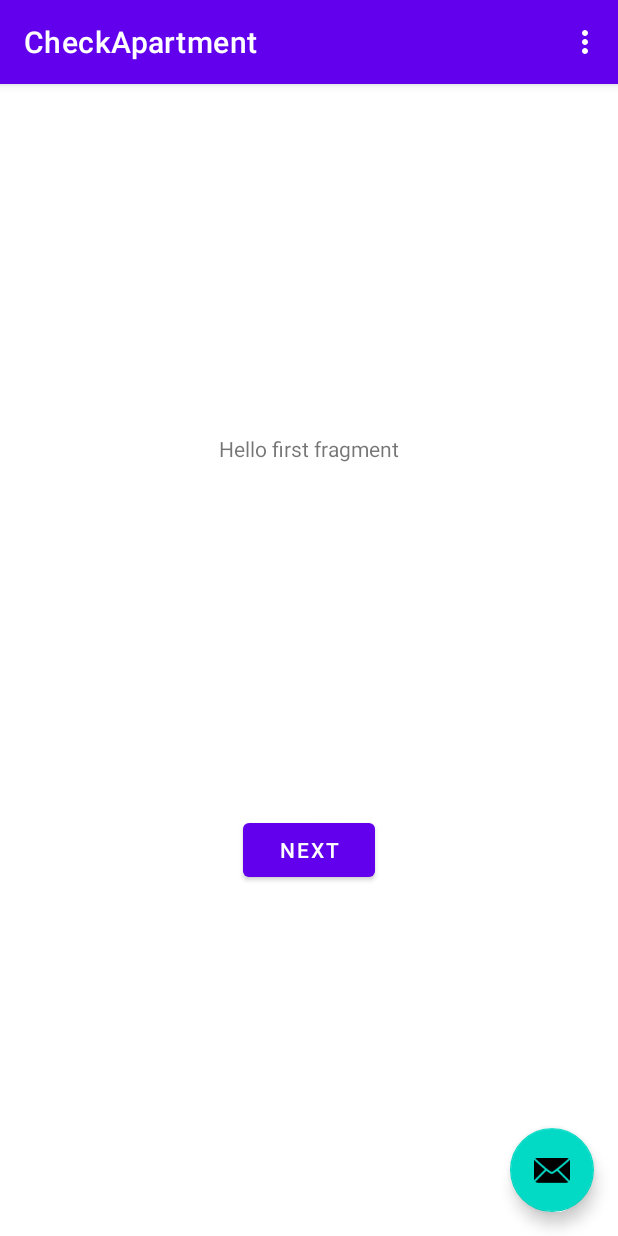
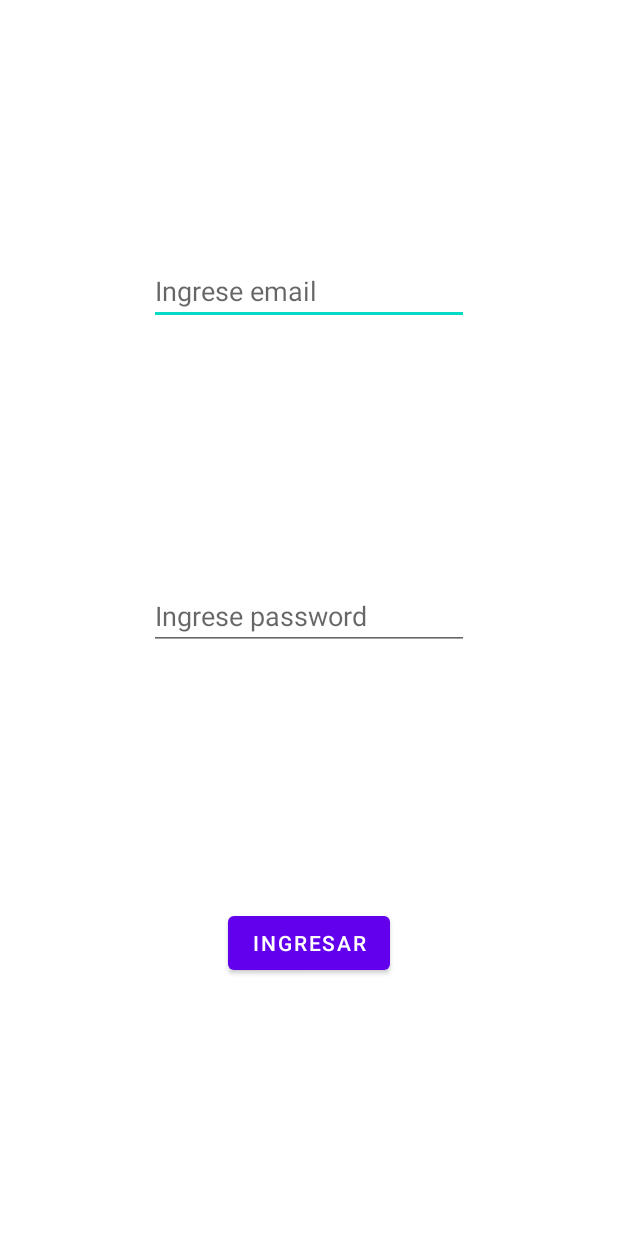
Before and after one commit to geolay/CheckApartmentt, an Android app: the screen it shows after launch (MainActivity before the commit, LoginActivity after it), on a phone screen of 412 x 824 dp. Run offline under Robolectric (Android 15) with nearby library versions, the phone set to English and light mode, and no system bars; 1 statement that could not run was skipped.

Commit message:
Se crean las clases Login y Activity y se agregan las clases MVP para Login.

```diff
--- /dev/null
+++ b/app/src/main/java/com/example/checkapartment/MVPLogin/ILogin.java
@@ -0,0 +1,8 @@
+package com.example.checkapartment.MVPLogin;
+
+public interface ILogin {
+    void validarPassword (String password);
+    String mensajeLoging();
+    int contadorLogin();
+
+}
--- a/app/src/main/res/layout/activity_login.xml
+++ b/app/src/main/res/layout/activity_login.xml
@@ -1,33 +1,46 @@
 <?xml version="1.0" encoding="utf-8"?>
-<androidx.coordinatorlayout.widget.CoordinatorLayout xmlns:android="http://schemas.android.com/apk/res/android"
+<androidx.constraintlayout.widget.ConstraintLayout xmlns:android="http://schemas.android.com/apk/res/android"
     xmlns:app="http://schemas.android.com/apk/res-auto"
     xmlns:tools="http://schemas.android.com/tools"
+    android:id="@+id/coordinatorLayout"
     android:layout_width="match_parent"
     android:layout_height="match_parent"
     tools:context=".LoginActivity">
 
-    <com.google.android.material.appbar.AppBarLayout
-        android:layout_width="match_parent"
-        android:layout_height="wrap_content"
-        android:theme="@style/Theme.CheckApartment.AppBarOverlay">
-
-        <androidx.appcompat.widget.Toolbar
-            android:id="@+id/toolbar"
-            android:layout_width="match_parent"
-            android:layout_height="?attr/actionBarSize"
-            android:background="?attr/colorPrimary"
-            app:popupTheme="@style/Theme.CheckApartment.PopupOverlay" />
-
-    </com.google.android.material.appbar.AppBarLayout>
-
-    <include layout="@layout/content_login" />
-
-    <com.google.android.material.floatingactionbutton.FloatingActionButton
-        android:id="@+id/fab"
+    <Button
+        android:id="@+id/button"
         android:layout_width="wrap_content"
         android:layout_height="wrap_content"
-        android:layout_gravity="bottom|end"
-        android:layout_margin="@dimen/fab_margin"
-        app:srcCompat="@android:drawable/ic_dialog_email" />
+        android:text="@string/boton_login"
+        app:layout_constraintBottom_toBottomOf="parent"
+        app:layout_constraintEnd_toEndOf="parent"
+        app:layout_constraintHorizontal_bias="0.5"
+        app:layout_constraintStart_toStartOf="parent"
+        app:layout_constraintTop_toBottomOf="@+id/editTextTextPassword" />
 
-</androidx.coordinatorlayout.widget.CoordinatorLayout>
+    <EditText
+        android:id="@+id/editTextEmail"
+        android:layout_width="wrap_content"
+        android:layout_height="wrap_content"
+        android:ems="10"
+        android:hint="@string/email"
+        android:inputType="textEmailAddress"
+        app:layout_constraintBottom_toTopOf="@+id/editTextTextPassword"
+        app:layout_constraintEnd_toEndOf="parent"
+        app:layout_constraintHorizontal_bias="0.5"
+        app:layout_constraintStart_toStartOf="parent"
+        app:layout_constraintTop_toTopOf="parent" />
+
+    <EditText
+        android:id="@+id/editTextTextPassword"
+        android:layout_width="wrap_content"
+        android:layout_height="wrap_content"
+        android:ems="10"
+        android:hint="@string/password"
+        android:inputType="textPassword"
+        app:layout_constraintBottom_toTopOf="@+id/button"
+        app:layout_constraintEnd_toEndOf="parent"
+        app:layout_constraintHorizontal_bias="0.5"
+        app:layout_constraintStart_toStartOf="parent"
+        app:layout_constraintTop_toBottomOf="@+id/editTextEmail" />
+</androidx.constraintlayout.widget.ConstraintLayout>
--- a/app/src/main/res/values/strings.xml
+++ b/app/src/main/res/values/strings.xml
@@ -10,4 +10,7 @@
     <string name="hello_first_fragment">Hello first fragment</string>
     <string name="hello_second_fragment">Hello second fragment. Arg: %1$s</string>
     <string name="title_activity_login">LoginActivity</string>
+    <string name="email">Ingrese email</string>
+    <string name="password">Ingrese password</string>
+    <string name="boton_login">Ingresar</string>
 </resources>
```
Also changed, not shown: app/src/main/AndroidManifest.xml (+7 -5 lines), app/src/main/java/com/example/checkapartment/LoginActivity.java (+17 -1 lines), app/src/main/java/com/example/checkapartment/MVPLogin/ModeloLogin.java (added, +33 -0 lines), app/src/main/java/com/example/checkapartment/MVPLogin/Presentador.java (added, +26 -0 lines).
